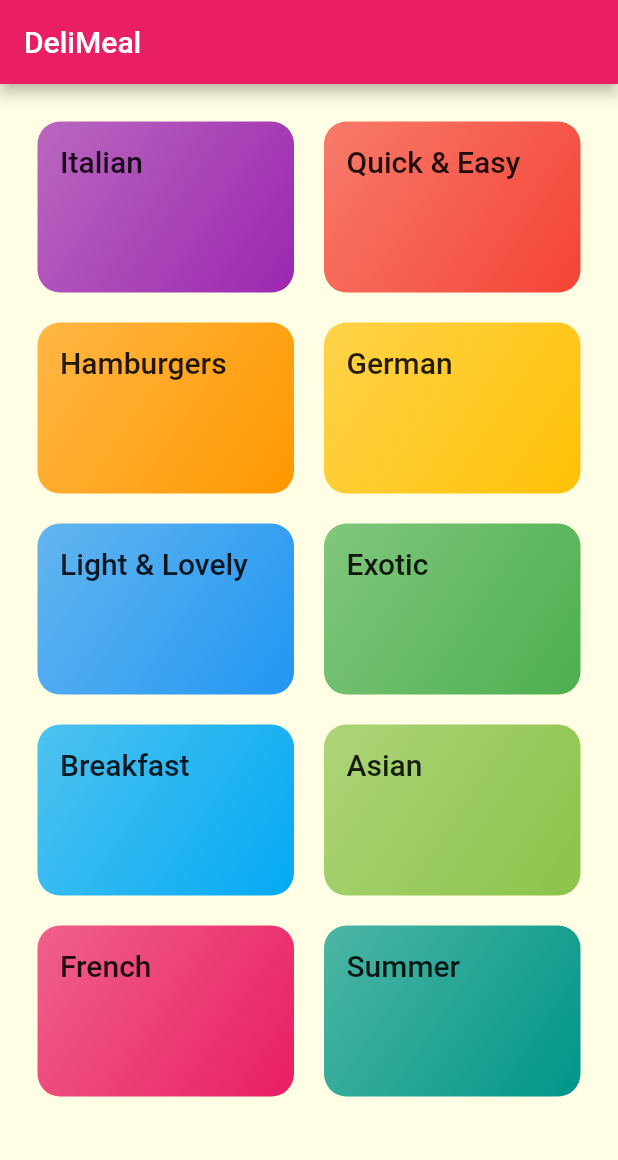
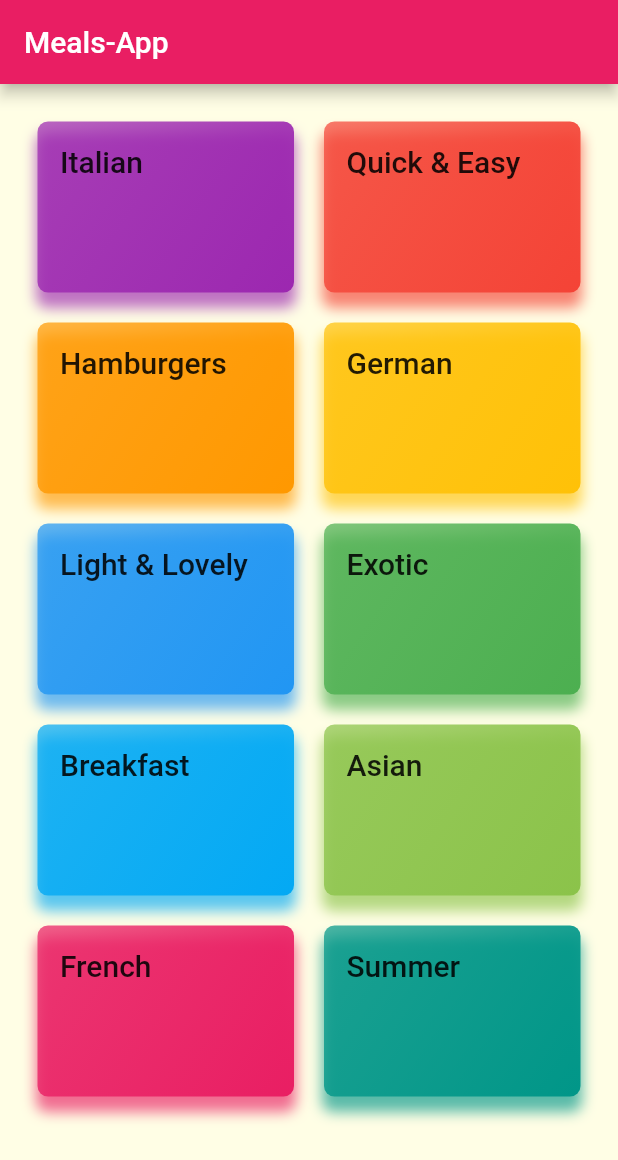
Before and after one commit to achaudhary591/Flutter_Meals_App, a Flutter app: the screen it shows after launch, on a phone screen of 412 x 824 dp. Shown: the top 1160 px of the screen. Run offline on Flutter 3.47's test engine with Material 2 defaults, Android fonts, the light colour scheme and no system bars.

Commit message:
feb 28 , 2023 :: 12:42

```diff
--- a/lib/categories_screen.dart
+++ b/lib/categories_screen.dart
@@ -4,11 +4,13 @@ import './dummy_data.dart';
 import './category_item.dart';
 
 class CategoriesScreen extends StatelessWidget {
+  const CategoriesScreen({super.key});
+
   @override
   Widget build(BuildContext context) {
     return Scaffold(
       appBar: AppBar(
-        title: const Text('DeliMeal'),
+        title: const Text('Meals-App'),
       ),
       body: GridView(
         padding: const EdgeInsets.all(25),
--- a/lib/category_item.dart
+++ b/lib/category_item.dart
@@ -7,7 +7,7 @@ class CategoryItem extends StatelessWidget {
   final String title;
   final Color color;
 
-  CategoryItem(this.id, this.title, this.color);
+  const CategoryItem(this.id, this.title, this.color, {super.key});
 
   void selectCategory(BuildContext ctx) {
     Navigator.of(ctx).pushNamed(
@@ -27,11 +27,15 @@ class CategoryItem extends StatelessWidget {
       borderRadius: BorderRadius.circular(15),
       child: Container(
         padding: const EdgeInsets.all(15),
-        child: Text(
-          title,
-          style: Theme.of(context).textTheme.titleLarge,
-        ),
         decoration: BoxDecoration(
+          boxShadow: [
+            BoxShadow(
+              color: color.withOpacity(0.65),
+              spreadRadius: 1,
+              blurRadius: 7,
+              offset: const Offset(0, 9),
+            ),
+          ],
           gradient: LinearGradient(
             colors: [
               color.withOpacity(0.7),
@@ -40,7 +44,11 @@ class CategoryItem extends StatelessWidget {
             begin: Alignment.topLeft,
             end: Alignment.bottomRight,
           ),
-          borderRadius: BorderRadius.circular(15),
+          borderRadius: BorderRadius.circular(7),
+        ),
+        child: Text(
+          title,
+          style: Theme.of(context).textTheme.titleLarge,
         ),
       ),
     );
--- a/lib/category_meals_screen.dart
+++ b/lib/category_meals_screen.dart
@@ -2,6 +2,8 @@ import 'package:flutter/material.dart';
 
 class CategoryMealsScreen extends StatelessWidget {
   static const routeName = '/category-meals';
+
+  const CategoryMealsScreen({super.key});
   // final String categoryId;
   // final String categoryTitle;
 
@@ -17,7 +19,7 @@ class CategoryMealsScreen extends StatelessWidget {
       appBar: AppBar(
         title: Text(categoryTitle!),
       ),
-      body: Center(
+      body: const Center(
         child: Text(
           'The Recipes For The Category!',
         ),
--- a/lib/main.dart
+++ b/lib/main.dart
@@ -28,13 +28,20 @@ class MyApp extends StatelessWidget {
                 fontSize: 20,
                 fontFamily: 'RobotoCondensed',
                 fontWeight: FontWeight.bold,
-            )), colorScheme: ColorScheme.fromSwatch(primarySwatch: Colors.pink).copyWith(secondary: Colors.amber),
               ),
+            ),
+        colorScheme: ColorScheme.fromSwatch(
+          primarySwatch: Colors.pink,
+        ).copyWith(
+          secondary: Colors.amber,
+        ),
+      ),
+      darkTheme: ThemeData.dark(),
       // home: CategoriesScreen(),
-      initialRoute: '/', // default is '/'
+      initialRoute: '/',
       routes: {
-        '/': (ctx) => CategoriesScreen(),
-        CategoryMealsScreen.routeName: (ctx) => CategoryMealsScreen(),
+        '/': (ctx) => const CategoriesScreen(),
+        CategoryMealsScreen.routeName: (ctx) => const CategoryMealsScreen(),
       },
     );
   }
```
Lines whose indentation alone changed are shown as unchanged.
